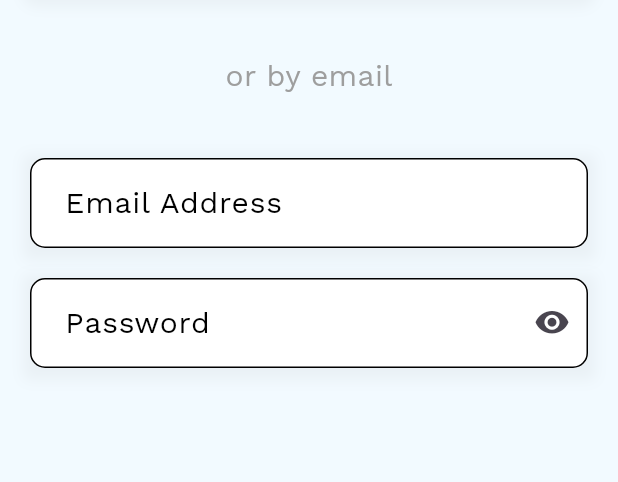
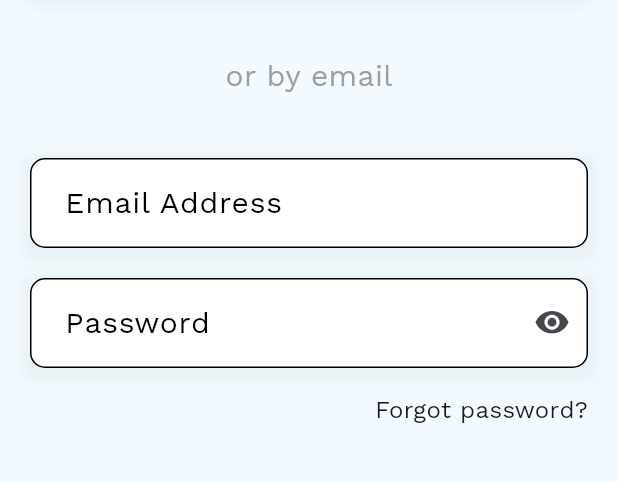
Before and after one commit to Amir-HShahi/JAB-Project, a Flutter app: the SignUpScreen screen opened directly, on a phone screen of 412 x 824 dp, the part 445-927 px from its top. Run offline on Flutter 3.47's test engine with Material 3 defaults, Android fonts, the phone set to English and light mode, and no system bars; our stand-ins replace google_fonts; statements that could not run were skipped.

Commit message:
SignInScreen: forgot password handler added

```diff
--- a/lib/view/sign_up_screen.dart
+++ b/lib/view/sign_in_screen.dart
@@ -9,6 +9,8 @@ class SignUpScreen extends StatelessWidget {
   void loginWithGoogleHandler() {}
 
   void loginWithAppleHandler() {}
+
+  void forgotPasswordHandler() {}
 
   @override
   Widget build(BuildContext context) {
@@ -46,6 +48,17 @@ class SignUpScreen extends StatelessWidget {
               const SizedBox(height: 20),
               const SignStyledTextField(
                   hintText: " Password", isSuffixIconActive: true),
+              const SizedBox(height: 16),
+              Row(
+                children: [
+                  const Spacer(),
+                  GestureDetector(
+                      onTap: forgotPasswordHandler,
+                      child: Text("Forgot password?",
+                          style: GoogleFonts.workSans(
+                              fontWeight: FontWeight.normal, fontSize: 16)))
+                ],
+              )
             ],
           ),
         ),
```
